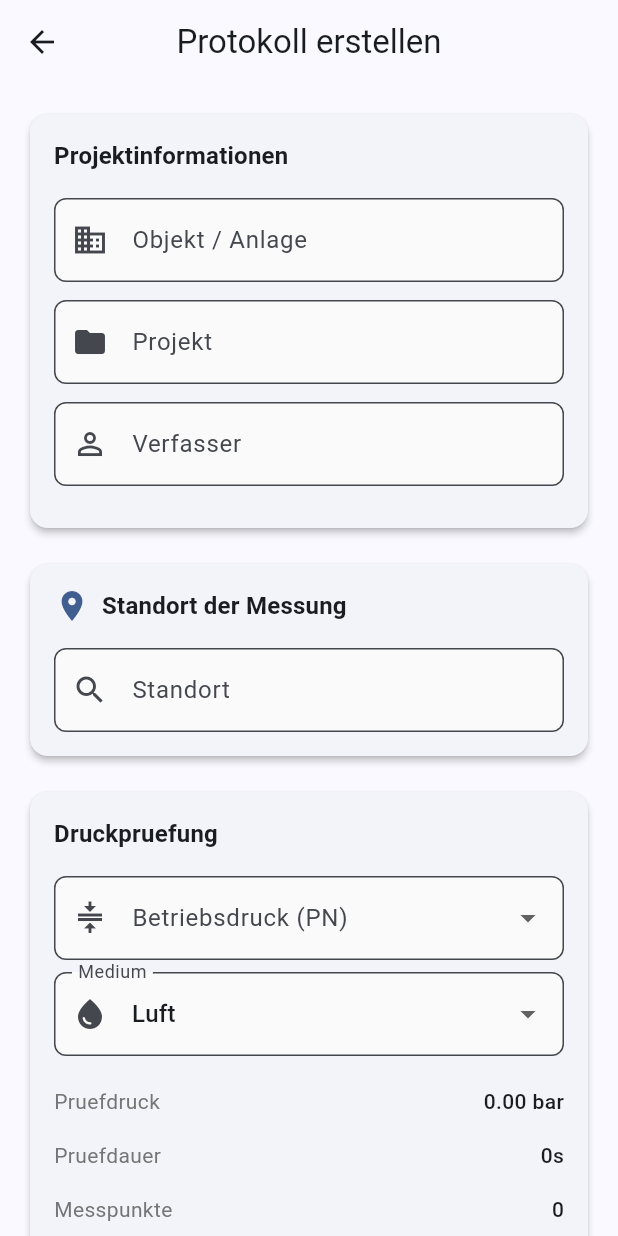
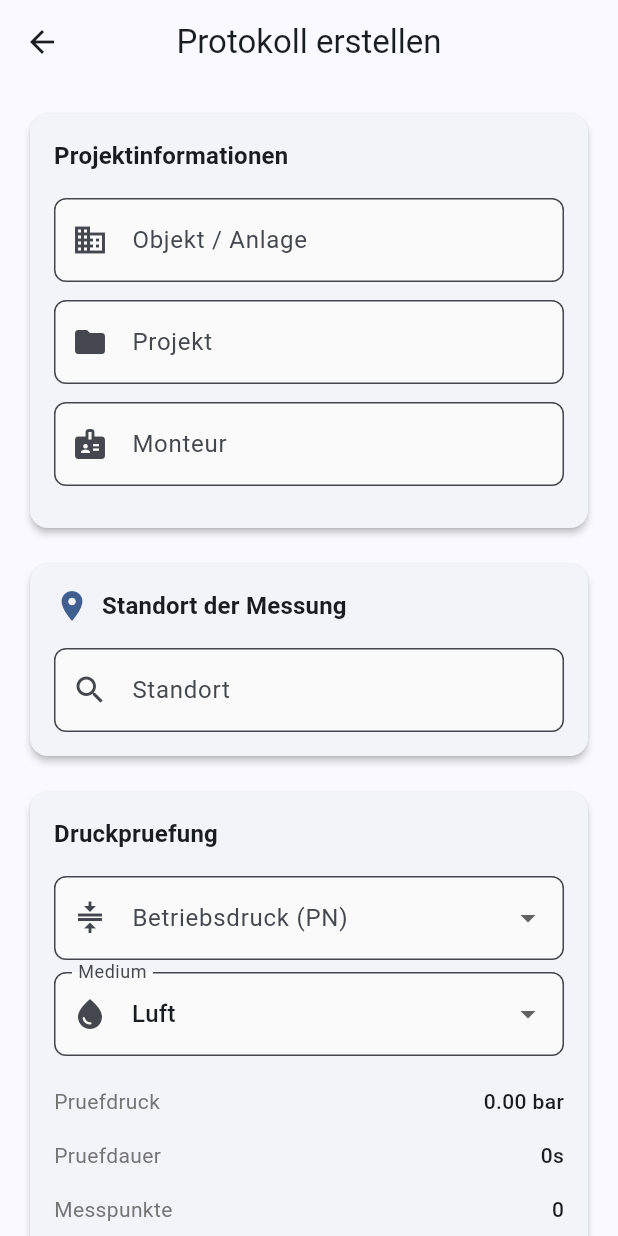
Before and after one commit to someFisherman/prezio-v2, a Flutter app: the ProtocolFormScreen screen opened directly with empty values, on a phone screen of 412 x 824 dp. Run offline on Flutter 3.47's test engine with Material 3 defaults, Android fonts, the phone set to English and light mode, and no system bars; our stand-ins replace csv, fl_chart, flutter_riverpod, geolocator, pdf, shared_preferences and 1 more; missing offline and left inert: flutter_email_sender; accounts and stored records are empty; statements that could not run were skipped.

Commit message:
Remove Verfasser field, move Monteur into Projektinformationen section
Made-with: Cursor

```diff
--- a/lib/screens/protocol_form_screen.dart
+++ b/lib/screens/protocol_form_screen.dart
@@ -28,7 +28,6 @@ class _ProtocolFormScreenState extends ConsumerState<ProtocolFormScreen> {
 
   late TextEditingController _objectController;
   late TextEditingController _projectController;
-  late TextEditingController _authorController;
   late TextEditingController _technicianController;
   late TextEditingController _notesController;
   late TextEditingController _locationController;
@@ -48,7 +47,6 @@ class _ProtocolFormScreenState extends ConsumerState<ProtocolFormScreen> {
     super.initState();
     _objectController = TextEditingController();
     _projectController = TextEditingController();
-    _authorController = TextEditingController();
     _technicianController = TextEditingController();
     _notesController = TextEditingController();
     _locationController = TextEditingController();
@@ -155,7 +153,6 @@ class _ProtocolFormScreenState extends ConsumerState<ProtocolFormScreen> {
   void dispose() {
     _objectController.dispose();
     _projectController.dispose();
-    _authorController.dispose();
     _technicianController.dispose();
     _notesController.dispose();
     _locationController.dispose();
@@ -190,9 +187,15 @@ class _ProtocolFormScreenState extends ConsumerState<ProtocolFormScreen> {
                     icon: Icons.folder,
                   ),
                   _buildTextField(
-                    controller: _authorController,
-                    label: 'Verfasser',
-                    icon: Icons.person_outline,
+                    controller: _technicianController,
+                    label: 'Monteur',
+                    icon: Icons.badge,
+                    validator: (value) {
+                      if (value == null || value.isEmpty) {
+                        return 'Bitte Namen eingeben';
+                      }
+                      return null;
+                    },
                   ),
                 ],
               ),
@@ -215,23 +218,6 @@ class _ProtocolFormScreenState extends ConsumerState<ProtocolFormScreen> {
                     label: 'Bemerkungen',
                     icon: Icons.note,
                     maxLines: 3,
-                  ),
-                ],
-              ),
-              const SizedBox(height: 16),
-              _buildSectionCard(
-                'Monteur',
-                [
-                  _buildTextField(
-                    controller: _technicianController,
-                    label: 'Name',
-                    icon: Icons.badge,
-                    validator: (value) {
-                      if (value == null || value.isEmpty) {
-                        return 'Bitte Namen eingeben';
-                      }
-                      return null;
-                    },
                   ),
                 ],
               ),
@@ -673,7 +659,7 @@ class _ProtocolFormScreenState extends ConsumerState<ProtocolFormScreen> {
       measurement: widget.measurement,
       objectName: _objectController.text,
       projectName: _projectController.text,
-      author: _authorController.text,
+      author: _technicianController.text,
       nominalPressure: _selectedPN,
       testMedium: _selectedMedium,
       testPressure: _testPressure,
```
